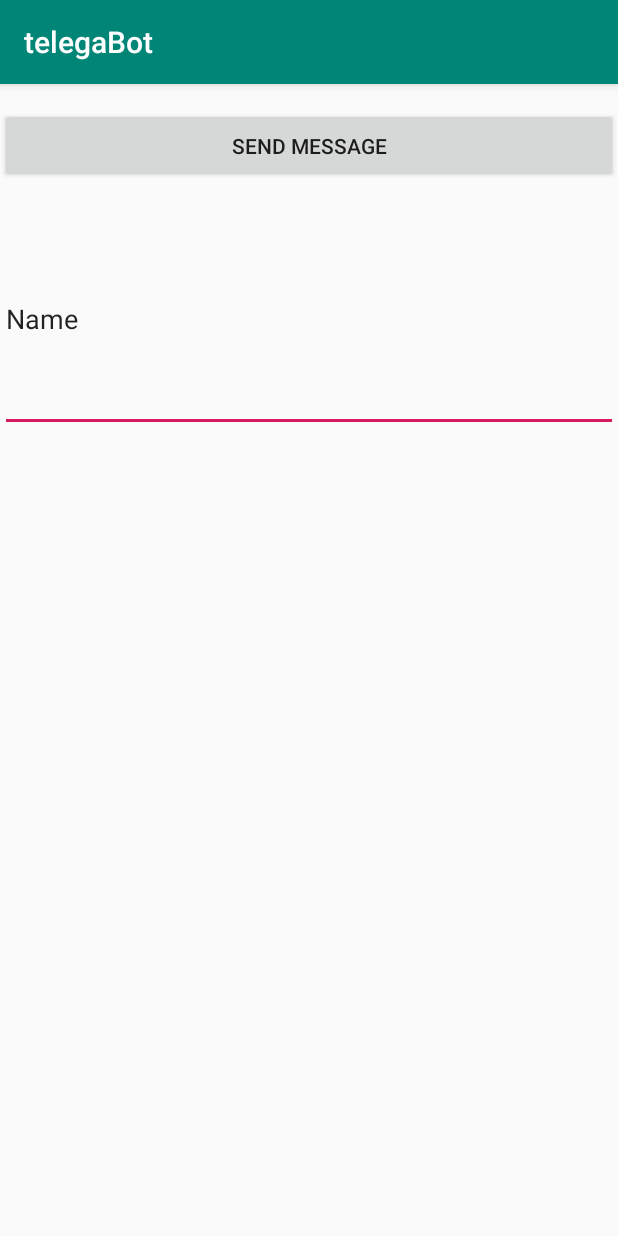
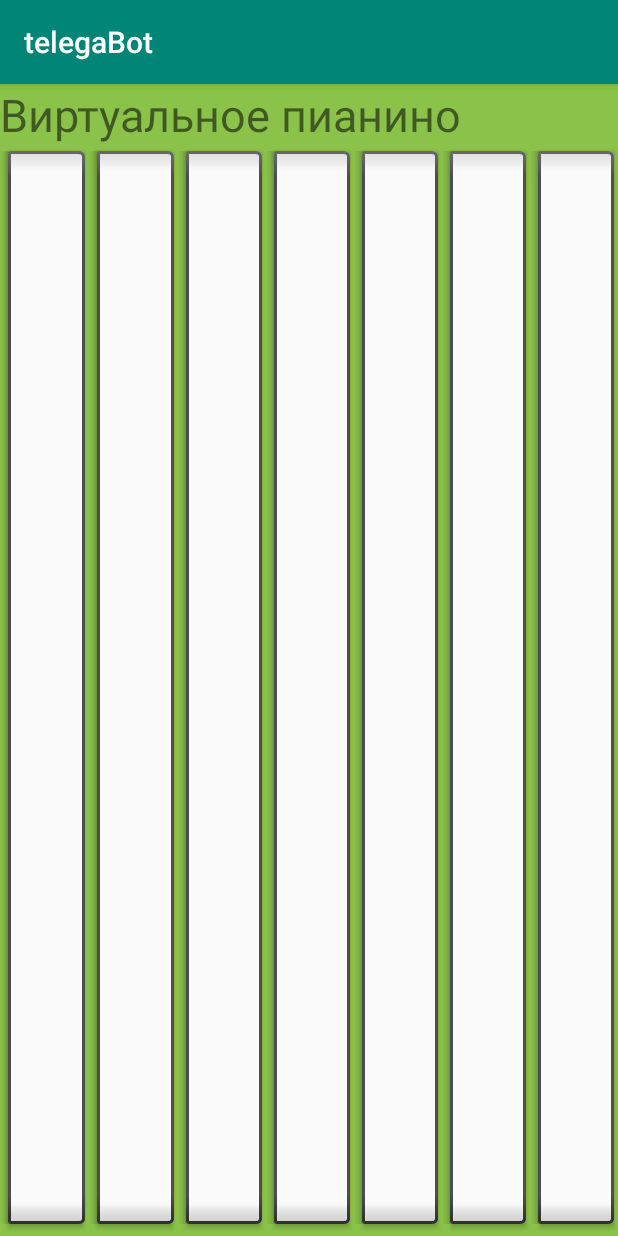
Before and after one commit to vadimtimi/AndroidBase, an Android app: the screen it shows after launch (MainActivity), on a phone screen of 412 x 824 dp. Run offline under Robolectric (Android 15) with nearby library versions, the phone set to English and light mode, and no system bars.

Commit message:
- Домашнее задание 01

```diff
--- a/app/build.gradle
+++ b/app/build.gradle
@@ -5,7 +5,7 @@ android {
     buildToolsVersion "29.0.2"
     defaultConfig {
         applicationId "com.iskra.telegabot"
-        minSdkVersion 19
+        minSdkVersion 16
         targetSdkVersion 29
         versionCode 1
         versionName "1.0"
--- a/app/src/main/res/drawable/ic_launcher_background.xml
+++ b/app/src/main/res/drawable/ic_launcher_background.xml
@@ -5,7 +5,7 @@
     android:viewportWidth="108"
     android:viewportHeight="108">
     <path
-        android:fillColor="#008577"
+        android:fillColor="#660085"
         android:pathData="M0,0h108v108h-108z" />
     <path
         android:fillColor="#00000000"
--- a/app/src/main/res/layout/activity_main.xml
+++ b/app/src/main/res/layout/activity_main.xml
@@ -4,25 +4,83 @@
     xmlns:tools="http://schemas.android.com/tools"
     android:layout_width="match_parent"
     android:layout_height="match_parent"
+    android:background="#8BC34A"
     tools:context=".MainActivity">
 
-    <Button
-        android:id="@+id/button"
+    <LinearLayout
         android:layout_width="match_parent"
-        android:layout_height="50dp"
-        android:layout_marginTop="16dp"
-        android:text="@string/button_send"
-        app:layout_constraintStart_toStartOf="parent"
-        app:layout_constraintTop_toTopOf="parent" />
+        android:layout_height="match_parent"
+        android:orientation="vertical">
 
-    <EditText
-        android:id="@+id/editText"
-        android:layout_width="match_parent"
-        android:layout_height="150dp"
-        android:layout_marginTop="16dp"
-        android:ems="10"
-        android:inputType="textPersonName"
-        android:text="Name"
-        app:layout_constraintTop_toBottomOf="@+id/button"
-        tools:layout_editor_absoluteX="83dp" />
+        <TextView
+            android:id="@+id/textView"
+            android:layout_width="match_parent"
+            android:layout_height="wrap_content"
+            android:text="Виртуальное пианино"
+            android:textSize="30sp" />
+
+        <LinearLayout
+            android:id="@+id/linearLayout"
+            android:layout_width="match_parent"
+            android:layout_height="match_parent"
+            android:orientation="horizontal">
+
+            <Button
+                android:id="@+id/button1"
+                style="@android:style/Widget.Button.Inset"
+                android:layout_width="wrap_content"
+                android:layout_height="match_parent"
+                android:layout_weight="1"
+                android:onClick="buttonClick" />
+
+            <Button
+                android:id="@+id/button2"
+                style="@android:style/Widget.Button.Inset"
+                android:layout_width="wrap_content"
+                android:layout_height="match_parent"
+                android:layout_weight="1"
+                android:onClick="buttonClick" />
+
+            <Button
+                android:id="@+id/button3"
+                style="@android:style/Widget.Button.Inset"
+                android:layout_width="wrap_content"
+                android:layout_height="match_parent"
+                android:layout_weight="1"
+                android:onClick="buttonClick" />
+
+            <Button
+                android:id="@+id/button4"
+                style="@android:style/Widget.Button.Inset"
+                android:layout_width="wrap_content"
+                android:layout_height="match_parent"
+                android:layout_weight="1"
+                android:onClick="buttonClick" />
+
+            <Button
+                android:id="@+id/button5"
+                style="@android:style/Widget.Button.Inset"
+                android:layout_width="wrap_content"
+                android:layout_height="match_parent"
+                android:layout_weight="1"
+                android:onClick="buttonClick" />
+
+            <Button
+                android:id="@+id/button6"
+                style="@android:style/Widget.Button.Inset"
+                android:layout_width="wrap_content"
+                android:layout_height="match_parent"
+                android:layout_weight="1"
+                android:onClick="buttonClick" />
+
+            <Button
+                android:id="@+id/button7"
+                style="@android:style/Widget.Button.Inset"
+                android:layout_width="wrap_content"
+                android:layout_height="match_parent"
+                android:layout_weight="1"
+                android:onClick="buttonClick" />
+        </LinearLayout>
+    </LinearLayout>
+
 </androidx.constraintlayout.widget.ConstraintLayout>
```
Also changed, not shown: app/src/main/java/com/iskra/telegabot/MainActivity.java (+53 -0 lines), app/src/main/res/mipmap-hdpi/ic_launcher.png, app/src/main/res/mipmap-mdpi/ic_launcher.png, app/src/main/res/mipmap-xhdpi/ic_launcher.png, app/src/main/res/mipmap-xxhdpi/ic_launcher.png, app/src/main/res/mipmap-xxxhdpi/ic_launcher.png.
